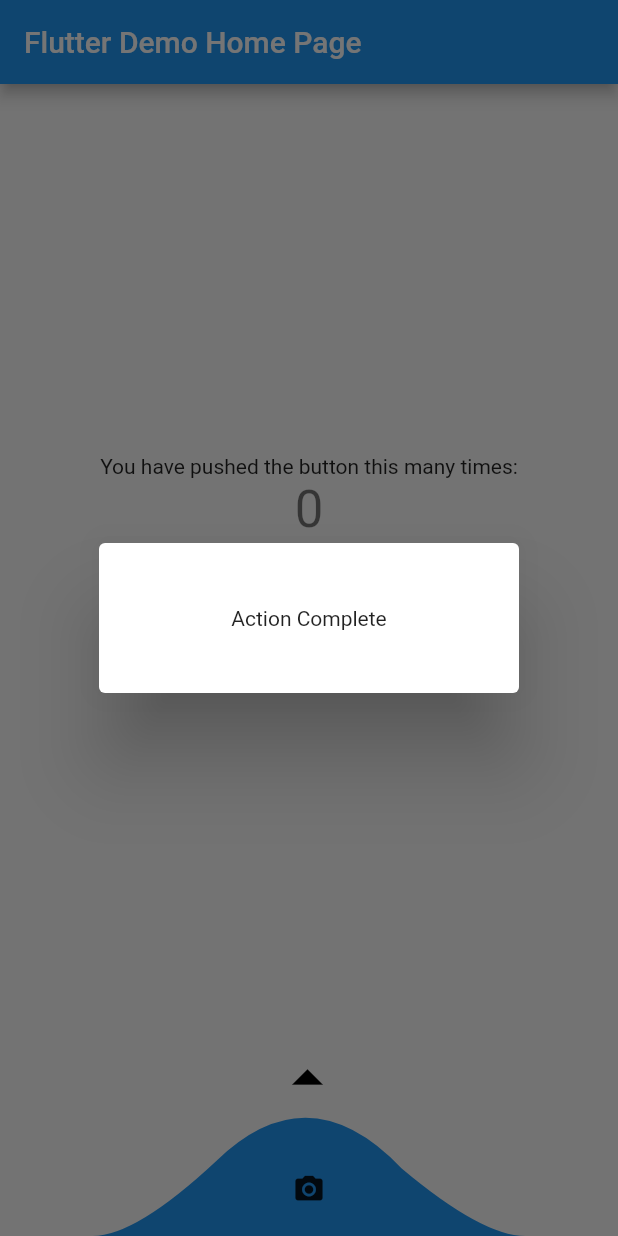
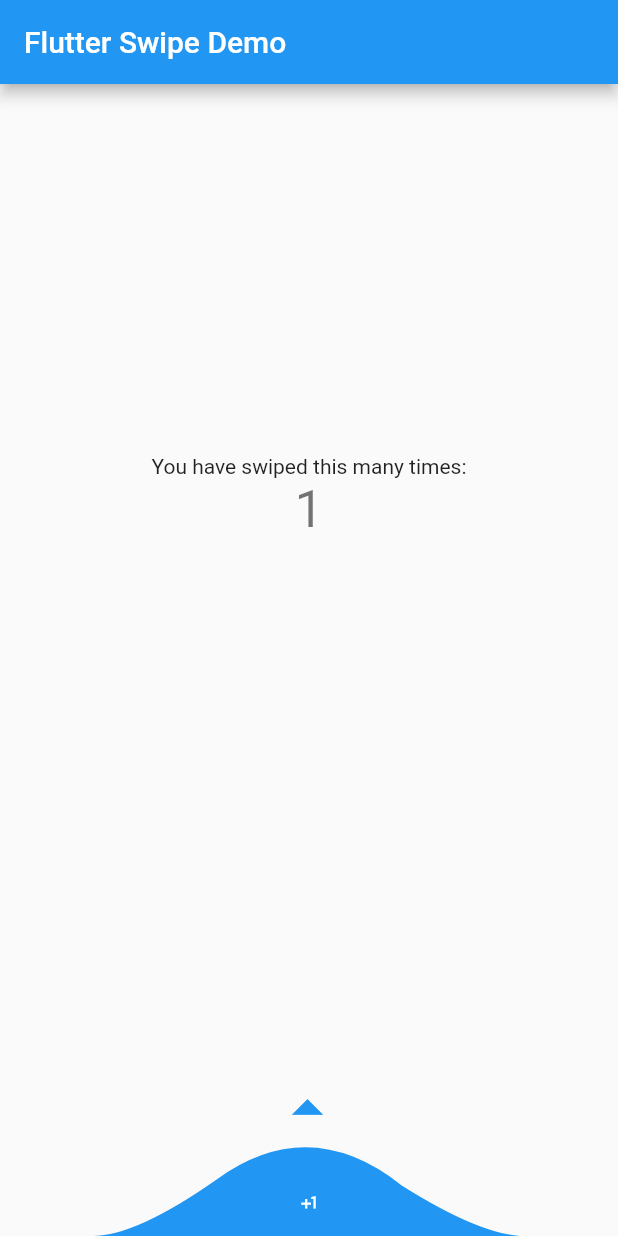
Before and after one commit to cr0manty/drop_slider, a Flutter app: the screen it shows after launch, after a tap on the "arrow drop up" icon, on a phone screen of 412 x 824 dp. Run offline on Flutter 3.47's test engine with Material 2 defaults, Android fonts, the phone set to English and light mode, and no system bars.

```diff
--- a/example/lib/main.dart
+++ b/example/lib/main.dart
@@ -10,7 +10,7 @@ class MyApp extends StatelessWidget {
   @override
   Widget build(BuildContext context) {
     return MaterialApp(
-      title: 'Flutter Demo',
+      title: 'Flutter Example',
       theme: ThemeData(
         // This is the theme of your application.
         //
@@ -23,7 +23,7 @@ class MyApp extends StatelessWidget {
         // is not restarted.
         primarySwatch: Colors.blue,
       ),
-      home: MyHomePage(title: 'Flutter Demo Home Page'),
+      home: MyHomePage(title: 'Flutter Swipe Demo'),
     );
   }
 }
@@ -47,7 +47,7 @@ class MyHomePage extends StatefulWidget {
 }
 
 class _MyHomePageState extends State<MyHomePage> {
-  DropSwipeController _controller = DropSwipeController(position: 100);
+  DropSwipeController _controller = DropSwipeController(position: 75);
 
   int _counter = 0;
 
@@ -100,7 +100,7 @@ class _MyHomePageState extends State<MyHomePage> {
               height: MediaQuery.of(context).size.height * .3,
             ),
             Text(
-              'You have pushed the button this many times:',
+              'You have swiped this many times:',
             ),
             Text(
               '$_counter',
@@ -111,36 +111,22 @@ class _MyHomePageState extends State<MyHomePage> {
               controller: _controller,
               color: Colors.blue,
               onDragEnd: () {
-                showDialog(
-                  context: context,
-                  builder: (context) => Dialog(
-                    clipBehavior: Clip.hardEdge,
-                    child: Container(
-                      height: 100,
-                      width: 100,
-                      alignment: Alignment.center,
-                      decoration: BoxDecoration(
-                        color: Colors.white,
-                        borderRadius: BorderRadius.circular(10),
-                      ),
-                      child: Text('Action Complete'),
-                    ),
-                  ),
-                );
+                _incrementCounter();
               },
               aboveWidget: (context, height) => Transform.translate(
                 offset: Offset(-1, height * .2 < 15 ? 15 : height * .2),
                 child: Icon(
                   Icons.arrow_drop_up_outlined,
-                  color: Colors.black,
+                  color: Colors.blue,
                   size: 50,
                 ),
               ),
               child: (context, height) => Padding(
                 padding: EdgeInsets.only(bottom: height * .2),
                 child: Icon(
-                  Icons.camera_alt,
-                  size: 22,
+                  Icons.plus_one,
+                  size: height * .2,
+                  color: Colors.white,
                 ),
               ),
             ),
--- a/lib/src/base/base_controller.dart
+++ b/lib/src/base/base_controller.dart
@@ -4,7 +4,8 @@ import 'package:flutter/foundation.dart';
 
 abstract class BaseDropSwipeController {
   /// Initial position of drop swipe element
-  double _position;
+  @protected
+  double position;
 
   /// Reverse animate step
   double _animateHeight;
@@ -23,7 +24,7 @@ abstract class BaseDropSwipeController {
   /// initial switch widget position
   @mustCallSuper
   BaseDropSwipeController(
-    this._position,
+    this.position,
     this._animateHeight,
     this._reverseDuration,
     this._minHeight,
@@ -34,9 +35,6 @@ abstract class BaseDropSwipeController {
 
   /// Public access to animated height
   double get animateHeight => _animateHeight;
-
-  /// Public access to current position
-  double get position => _position;
 
   /// Public access to minimal height to make action
   double get minHeight => _minHeight;
--- a/lib/src/controller.dart
+++ b/lib/src/controller.dart
@@ -21,15 +21,18 @@ class DropSwipeController extends BaseDropSwipeController {
 
   Stream<double> get stream => _dropSwipeController.stream;
 
-  void jumpTo(double position) => _dropSwipeController.sink.add(position);
+  void jumpTo(double position) {
+    this.position = position;
+    _dropSwipeController.sink.add(position);
+  }
 
   void animateTo(double position, {Duration? duration}) {
     _timer = Timer.periodic(duration ?? reverseDuration, (timer) {
-      if (position < animateHeight) {
+      if (this.position < animateHeight) {
         jumpTo(0);
         timer.cancel();
       } else {
-        jumpTo(position - animateHeight);
+        jumpTo(this.position - animateHeight);
       }
     });
   }
--- a/lib/src/slider.dart
+++ b/lib/src/slider.dart
@@ -54,7 +54,7 @@ class DropSlider extends StatefulWidget {
     this.maxHeight = 200,
     this.isOnTapEnabled = true,
     this.opacityDuration = const Duration(milliseconds: 300),
-    this.reverseDuration = const Duration(milliseconds: 200),
+    this.reverseDuration = const Duration(milliseconds: 20),
     Key? key,
   }) : super(key: key);
 
@@ -86,7 +86,10 @@ class _DropSliderState extends State<DropSlider> {
   @override
   void initState() {
     super.initState();
-    _controller = widget.controller ?? DropSwipeController();
+    _controller = widget.controller ??
+        DropSwipeController(
+          reverseDuration: widget.reverseDuration,
+        );
     _height = _controller!.position;
   }
 
@@ -114,11 +117,12 @@ class _DropSliderState extends State<DropSlider> {
         }
       },
       onVerticalDragEnd: (_) {
+        _controller!.reverse();
+
         if (_height >= _controller!.minHeight) {
           widget.onDragEnd?.call();
         }
         _height = 0;
-        _controller!.reverse();
       },
       child: Column(
         children: [
--- a/pubspec.yaml
+++ b/pubspec.yaml
@@ -1,6 +1,6 @@
 name: drop_slider
 description: Flutter package with beautiful drop slide animation with action on end height or spicified min height
-version: 0.1.0
+version: 0.1.1
 homepage: https://github.com/cr0manty/drop_slider
 
 environment:
```
Also changed, not shown: example/pubspec.lock, 2 other files.
